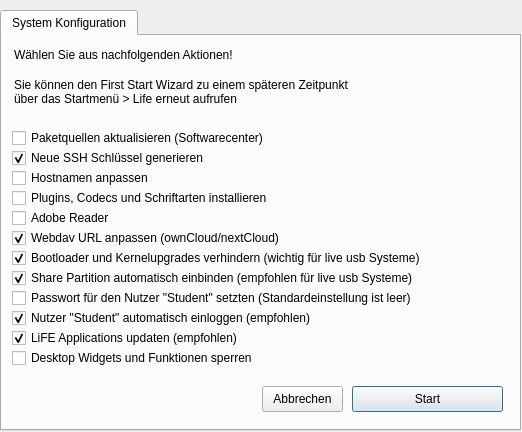
Before: the Qt Designer form firststart.ui in valueerrorx/life-firststart, drawn with Qt 5.
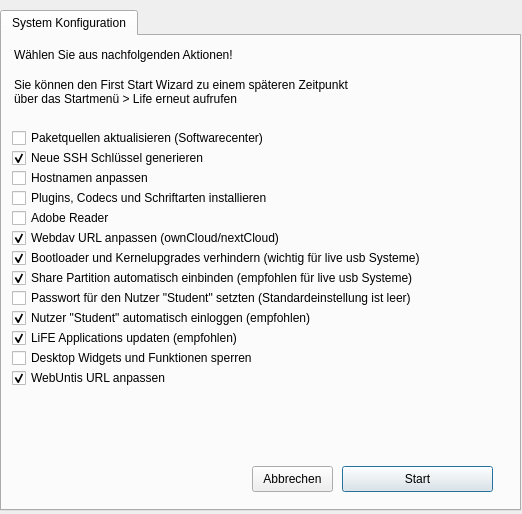
After: the same form once the commit is applied. Icons and pictures are not drawn.

Commit message: added webuntis configuration

```diff
--- a/firststart.ui
+++ b/firststart.ui
@@ -8,7 +8,7 @@
     <x>0</x>
     <y>0</y>
     <width>522</width>
-    <height>432</height>
+    <height>514</height>
    </rect>
   </property>
   <property name="sizePolicy">
@@ -35,7 +35,7 @@
      <x>0</x>
      <y>10</y>
      <width>521</width>
-     <height>421</height>
+     <height>501</height>
     </rect>
    </property>
    <property name="font">
@@ -95,8 +95,8 @@
     <widget class="QPushButton" name="start">
      <property name="geometry">
       <rect>
-       <x>350</x>
-       <y>350</y>
+       <x>340</x>
+       <y>430</y>
        <width>151</width>
        <height>26</height>
       </rect>
@@ -127,8 +127,8 @@
     <widget class="QPushButton" name="exit">
      <property name="geometry">
       <rect>
-       <x>260</x>
-       <y>350</y>
+       <x>250</x>
+       <y>430</y>
        <width>81</width>
        <height>26</height>
       </rect>
@@ -390,6 +390,25 @@
       <bool>true</bool>
      </property>
     </widget>
+    <widget class="QCheckBox" name="untis">
+     <property name="geometry">
+      <rect>
+       <x>10</x>
+       <y>330</y>
+       <width>321</width>
+       <height>24</height>
+      </rect>
+     </property>
+     <property name="toolTip">
+      <string>Um an öffentlich zugängigen Stellen die Konfiguration des Desktops zu verhindern &lt;br&gt; kann dieser gesperrt werden.</string>
+     </property>
+     <property name="text">
+      <string>WebUntis URL anpassen</string>
+     </property>
+     <property name="checked">
+      <bool>true</bool>
+     </property>
+    </widget>
    </widget>
   </widget>
  </widget>
```
The commit also changes 2 other files.
